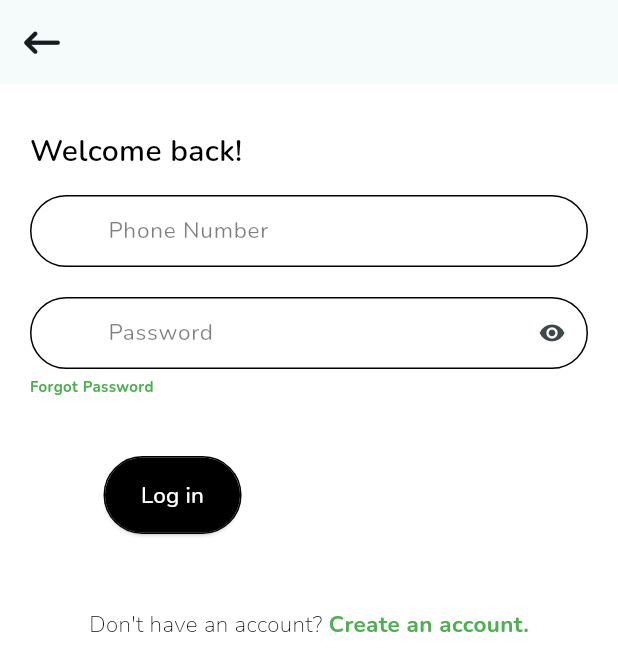
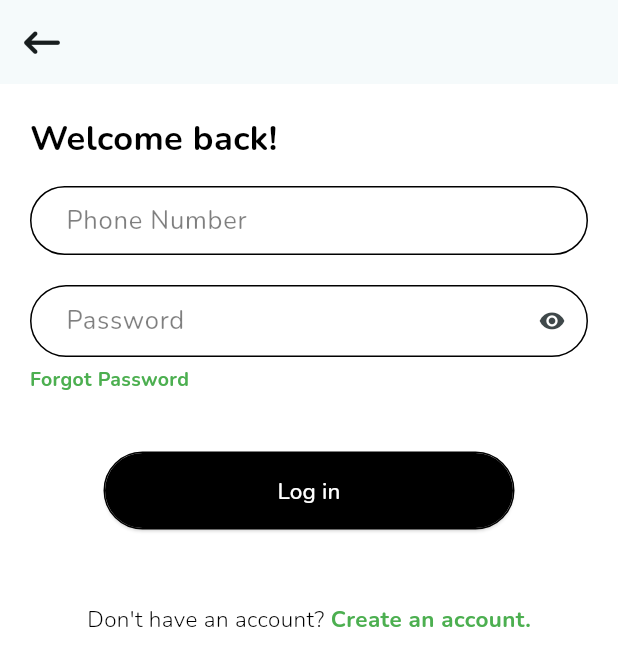
Before and after one commit to codeZe-us/Truckhub, a Flutter app: the WelcomeBackScreen screen opened directly, on a phone screen of 412 x 824 dp. Shown: the top 671 px of the screen. Run offline on Flutter 3.47's test engine with Material 3 defaults, Android fonts, the phone set to English and light mode, and no system bars; our stand-ins replace dots_indicator, flutter_hooks, flutter_rating_bar, font_awesome_flutter, gap, google_fonts and 3 more.

Commit message:
Touched the welcome back view

```diff
--- a/lib/main.dart
+++ b/lib/main.dart
@@ -47,7 +47,7 @@ class MyApp extends StatelessWidget {
         ),
         useMaterial3: true,
       ),
-      home: const LandingPageScreen()
+      home: const WelcomeBackScreen()
     );
   }
 }
--- a/lib/screens/constants/fontsizes.dart
+++ b/lib/screens/constants/fontsizes.dart
@@ -4,5 +4,6 @@ const fontSize2half = 13.0;
 const fontSize3 = 15.0;
 const fontSize3half = 17.0;
 const fontSize4 = 20.0;
+const fontSize4half = 23.0;
 const fontSize5 = 25.0;
 const fontSize6 = 30.0;
--- a/lib/screens/custom_widgets/rich_text_widget.dart
+++ b/lib/screens/custom_widgets/rich_text_widget.dart
@@ -39,7 +39,7 @@ class RichTextWidget extends StatelessWidget {
                 text: child as String
               ).decorateTextSpan(
                 color: blackColor,
-                fontWeight: fontWeight2,
+                fontWeight: fontWeight3,
                 fontSize: fontSize3
               );
             }
--- a/lib/screens/custom_widgets/textbutton_widget.dart
+++ b/lib/screens/custom_widgets/textbutton_widget.dart
@@ -26,7 +26,7 @@ class GenericTextButton extends StatelessWidget {
       onTap: onTap,
       child: GenericText(
         color: color ?? greenColor,
-        fontSize: fontSize ?? fontSize2,
+        fontSize: fontSize ?? fontSize2half,
         fontWeight: fontWeight ?? fontWeight7,
         text: title
       ),
--- a/lib/screens/custom_widgets/textfield_widget.dart
+++ b/lib/screens/custom_widgets/textfield_widget.dart
@@ -16,22 +16,21 @@ class GenericTextField extends StatelessWidget {
     super.key,
     required this.hintText,
     required this.controller,
+    this.leadingWidget,
     this.obscureText,
-    this.leadingWidget,
     this.suffixIcon,
     this.focusNode,
   });
 
   @override
   Widget build(BuildContext context) {
+
     return TextField(
-      //expands: true,
       controller: controller,
       maxLines: 1,
       focusNode: focusNode,
-      // autocorrect: true,
       cursorColor: blackColor,
-      obscureText: obscureText ?? false ? true : false,
+      obscureText: obscureText ?? false,
       cursorWidth: 1,
       decoration: InputDecoration(
         contentPadding: const EdgeInsets.fromLTRB(20, 10, 20, 10),
@@ -39,8 +38,14 @@ class GenericTextField extends StatelessWidget {
         labelStyle: const TextStyle().decorateTextStyle(
           color: blackColor.withOpacity(0.5),
           fontWeight: fontWeight4,
-          fontSize: fontSize3
+          fontSize: fontSize3half
         ),
+        floatingLabelStyle: const TextStyle().decorateTextStyle(
+          color: blackColor.withOpacity(0.6),
+          fontWeight: fontWeight4,
+          fontSize: fontSize4
+        ),
+
         focusedBorder: OutlineInputBorder(
           borderSide: const BorderSide(
             color: greenColor
@@ -55,13 +60,13 @@ class GenericTextField extends StatelessWidget {
         ),
         label: Text(hintText),
         suffixIcon: suffixIcon,
-        prefixIcon: leadingWidget ?? const SizedBox.shrink(),
+        //prefixIcon: leadingWidget ?? const SizedBox.shrink(),
 
       ),
       style: const TextStyle().decorateTextStyle(
-        color: blackColor.withOpacity(0.5),
+        color: blackColor.withOpacity(0.7),
         fontWeight: fontWeight5,
-        fontSize: fontSize3,
+        fontSize: fontSize3half,
       ),
     );
   }
--- a/lib/screens/views/welcome_back_screen.dart
+++ b/lib/screens/views/welcome_back_screen.dart
@@ -1,4 +1,5 @@
 import 'package:flutter/material.dart';
+import 'package:flutter/widgets.dart';
 import 'package:font_awesome_flutter/font_awesome_flutter.dart';
 import 'package:gap/gap.dart';
 import 'package:truckhub/screens/constants/colors.dart';
@@ -53,17 +54,18 @@ class _WelcomeBackScreenState extends State<WelcomeBackScreen> {
         ),
         body: Padding(
           padding: const EdgeInsets.all(20.0),
-          child: SingleChildScrollView(
-            child: Column(
-              crossAxisAlignment: CrossAxisAlignment.start,
-              mainAxisSize: MainAxisSize.min,
+          child: ListView(
+            // crossAxisAlignment: CrossAxisAlignment.stretch,
+            // mainAxisSize: MainAxisSize.min,
             children: [
-                const Gap(10),
-                const GenericText(
+              const Align(
+                alignment: Alignment.centerLeft,
+                child: GenericText(
                   color: blackColor,
-                  fontSize: fontSize4,
-                  fontWeight: fontWeight6,
+                  fontSize: fontSize4half,
+                  fontWeight: fontWeight7,
                   text: welcomeBackString,
+                ),
               ),
               const Gap(15),
               GenericTextField(
@@ -72,6 +74,7 @@ class _WelcomeBackScreenState extends State<WelcomeBackScreen> {
               ),
               const Gap(20),
               GenericTextField(
+                obscureText: !isVisible,
                 suffixIcon: IconButton(
                   onPressed: () => setState(() => isVisible = !isVisible),
                   icon: Icon(
@@ -82,11 +85,14 @@ class _WelcomeBackScreenState extends State<WelcomeBackScreen> {
                 controller: passwordController,
               ),
               const Gap(5),
-                GenericTextButton(
+              Align(
+                alignment: Alignment.centerLeft,
+                child: GenericTextButton(
                   onTap: (){
                     //Implement the funtionality of this TextButton here
                   },
                   title: forgotPasswordString
+                ),
               ),
               const Gap(40),
               GenericElevatedButton(
@@ -108,7 +114,6 @@ class _WelcomeBackScreenState extends State<WelcomeBackScreen> {
               )
             ],
           ),
-          ),
         )
       ),
     );
```
Lines whose indentation alone changed are shown as unchanged.
